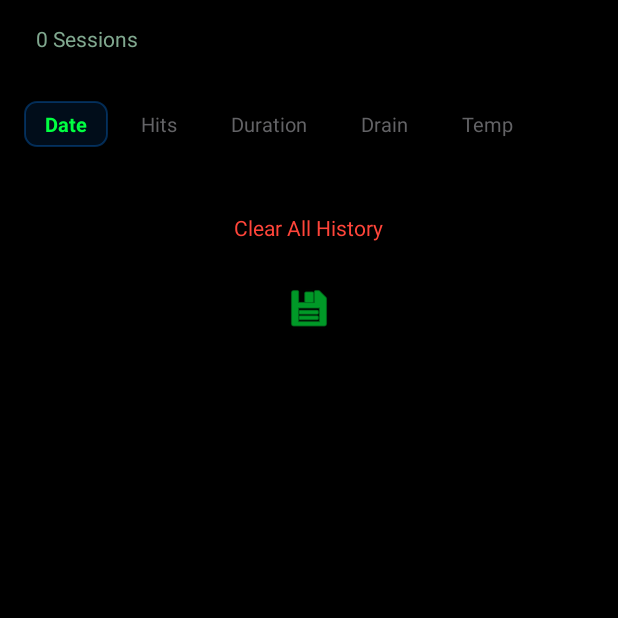
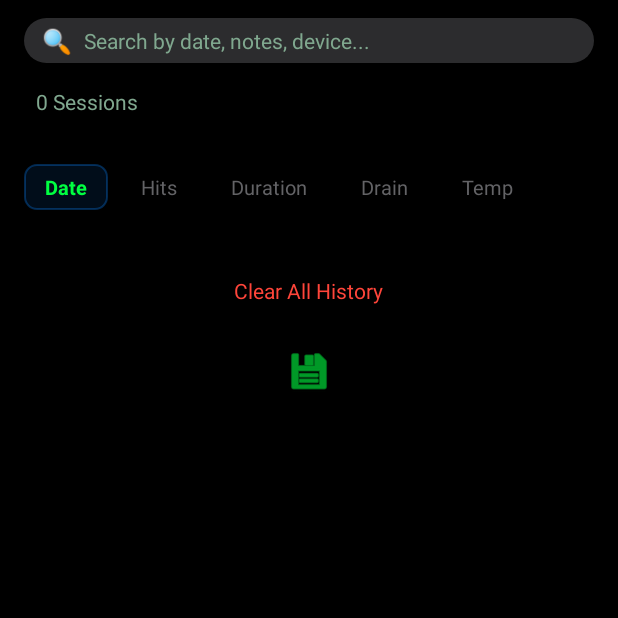
Before and after one commit to 0022111/sbtracker, an Android app: the fragment SessionsTabFragment shown on its own in the app's theme, on a phone screen of 412 x 824 dp, the top half of it. Run offline under Robolectric (Android 15) with nearby library versions, the phone set to English and light mode, and no system bars; our stand-ins replace Dagger/Hilt's generated code; 5 statements that could not run were skipped.

Commit message:
T-013: History Search & Filtering
- HistoryViewModel: add _searchQuery StateFlow + setSearchQuery(); add
  filteredSessionHistory that applies text search over sessionHistory —
  matches date string, serial number, and session notes (T-011)
- fragment_sessions_tab.xml: add search EditText at the top with magnifier
  hint and transparent background
- SessionsTabFragment: wire doAfterTextChanged to setSearchQuery(); switch
  list observer from sessionHistory → filteredSessionHistory

https://claude.ai/code/session_01GFsDy39jS1w16TFvfzh4rW

```diff
--- a/app/src/main/java/com/sbtracker/ui/SessionsTabFragment.kt
+++ b/app/src/main/java/com/sbtracker/ui/SessionsTabFragment.kt
@@ -5,7 +5,9 @@ import android.os.Bundle
 import android.view.LayoutInflater
 import android.view.View
 import android.view.ViewGroup
+import android.widget.EditText
 import android.widget.TextView
+import androidx.core.widget.doAfterTextChanged
 import androidx.appcompat.app.AlertDialog
 import androidx.core.content.ContextCompat
 import androidx.fragment.app.Fragment
@@ -29,6 +31,7 @@ class SessionsTabFragment : Fragment() {
 
     override fun onViewCreated(view: View, savedInstanceState: Bundle?) {
 
+        val etSearch       = view.findViewById<EditText>(R.id.et_search_sessions)
         val rv             = view.findViewById<RecyclerView>(R.id.rv_history)
         val tvCount        = view.findViewById<TextView>(R.id.tv_history_count)
         val llDeviceFilter = view.findViewById<android.widget.LinearLayout>(R.id.ll_device_filter)
@@ -53,6 +56,9 @@ class SessionsTabFragment : Fragment() {
         )
         rv.layoutManager = LinearLayoutManager(context)
         rv.adapter = adapter
+
+        // ── Search ────────────────────────────────────────────────────────────
+        etSearch.doAfterTextChanged { historyVm.setSearchQuery(it?.toString() ?: "") }
 
         // ── Sort bar ──────────────────────────────────────────────────────────
 
@@ -92,7 +98,7 @@ class SessionsTabFragment : Fragment() {
 
         // ── Session History List ──────────────────────────────────────────────
         viewLifecycleOwner.lifecycleScope.launch {
-            combine(historyVm.sessionHistory, historyVm.sessionFilter, bleVm.activeDevice) { items, filter, device ->
+            combine(historyVm.filteredSessionHistory, historyVm.sessionFilter, bleVm.activeDevice) { items, filter, device ->
                 Triple(items, filter, device)
             }.collect { (items, filter, device) ->
                 adapter.submitList(items)
--- a/app/src/main/res/layout/fragment_sessions_tab.xml
+++ b/app/src/main/res/layout/fragment_sessions_tab.xml
@@ -11,6 +11,42 @@
         android:layout_height="wrap_content"
         android:orientation="vertical"
         android:paddingBottom="80dp">
+
+        <!-- Search Bar -->
+        <LinearLayout
+            android:layout_width="match_parent"
+            android:layout_height="wrap_content"
+            android:orientation="horizontal"
+            android:gravity="center_vertical"
+            android:layout_marginHorizontal="16dp"
+            android:layout_marginTop="12dp"
+            android:background="@drawable/bg_dashboard_card"
+            android:paddingHorizontal="12dp"
+            android:paddingVertical="4dp">
+
+            <TextView
+                android:layout_width="wrap_content"
+                android:layout_height="wrap_content"
+                android:text="🔍"
+                android:textSize="16sp"
+                android:paddingEnd="8dp" />
+
+            <EditText
+                android:id="@+id/et_search_sessions"
+                android:layout_width="0dp"
+                android:layout_height="wrap_content"
+                android:layout_weight="1"
+                android:background="@android:color/transparent"
+                android:hint="Search by date, notes, device..."
+                android:textColor="#FFFFFF"
+                android:textColorHint="#80A88F"
+                android:textSize="14sp"
+                android:inputType="text"
+                android:imeOptions="actionSearch"
+                android:singleLine="true"
+                android:maxLines="1" />
+
+        </LinearLayout>
 
         <!-- Count subtitle -->
         <TextView
```
Also changed, not shown: app/src/main/java/com/sbtracker/HistoryViewModel.kt (+25 -0 lines).
